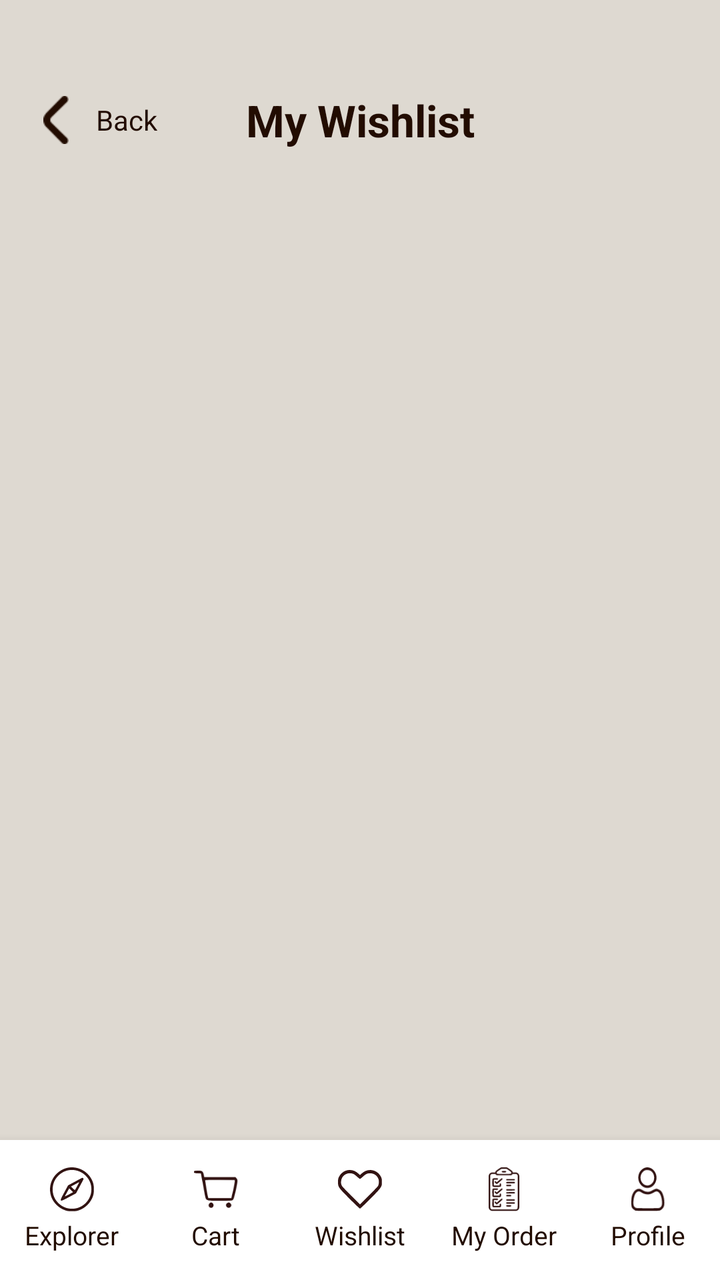
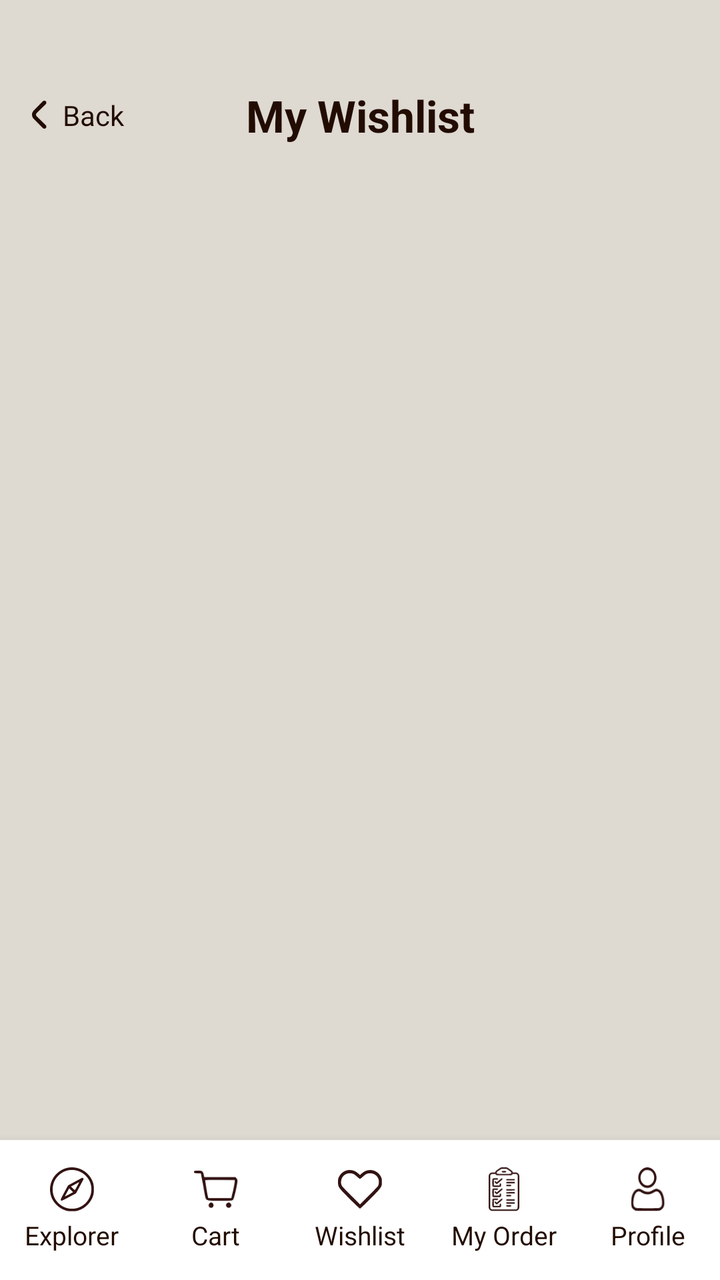

Screens rendered from an Android XML layout before and after an edit, with the pre-edit source and the edit as a unified diff.
<!-- AndroidManifest.xml: application theme Theme.Project239 -->
<!-- res/layout/activity_wishlist.xml -->
<?xml version="1.0" encoding="utf-8"?>
<androidx.constraintlayout.widget.ConstraintLayout xmlns:android="http://schemas.android.com/apk/res/android"
    xmlns:app="http://schemas.android.com/apk/res-auto"
    xmlns:tools="http://schemas.android.com/tools"
    android:id="@+id/main"
    android:layout_width="match_parent"
    android:layout_height="match_parent"
    android:background="@color/lightCream"
    tools:context=".activity.WishlistActivity">

    <LinearLayout
        android:id="@+id/backBtn"
        android:layout_width="wrap_content"
        android:layout_height="wrap_content"
        android:layout_marginStart="16dp"
        android:layout_marginTop="48dp"
        android:gravity="center_vertical"
        android:orientation="horizontal"
        app:layout_constraintStart_toStartOf="parent"
        app:layout_constraintTop_toTopOf="parent">

        <ImageView
            android:layout_width="24dp"
            android:layout_height="24dp"
            app:srcCompat="@drawable/back" />

        <TextView
            android:layout_width="wrap_content"
            android:layout_height="wrap_content"
            android:layout_marginStart="8dp"
            android:text="Back"
            android:textColor="@color/darkBrown" />
    </LinearLayout>

    <TextView
        android:id="@+id/titleTxt"
        android:layout_width="wrap_content"
        android:layout_height="wrap_content"
        android:text="My Wishlist"
        android:textColor="@color/darkBrown"
        android:textSize="22sp"
        android:textStyle="bold"
        app:layout_constraintBottom_toBottomOf="@id/backBtn"
        app:layout_constraintEnd_toEndOf="parent"
        app:layout_constraintStart_toStartOf="parent"
        app:layout_constraintTop_toTopOf="@id/backBtn" />

    <TextView
        android:id="@+id/emptyTxt"
        android:layout_width="wrap_content"
        android:layout_height="wrap_content"
        android:text="Your Wishlist is Empty"
        android:textColor="@color/darkBrown"
        android:textSize="18sp"
        android:visibility="gone"
        app:layout_constraintBottom_toTopOf="@id/bottomMenu"
        app:layout_constraintEnd_toEndOf="parent"
        app:layout_constraintStart_toStartOf="parent"
        app:layout_constraintTop_toBottomOf="@id/backBtn" />

    <androidx.recyclerview.widget.RecyclerView
        android:id="@+id/wishlistView"
        android:layout_width="match_parent"
        android:layout_height="0dp"
        android:layout_marginTop="16dp"
        android:clipToPadding="false"
        android:paddingBottom="16dp"
        app:layout_constraintBottom_toTopOf="@id/bottomMenu"
        app:layout_constraintEnd_toEndOf="parent"
        app:layout_constraintStart_toStartOf="parent"
        app:layout_constraintTop_toBottomOf="@id/backBtn" />

    <include
        android:id="@+id/bottomMenu"
        layout="@layout/layout_bottom_menu"
        android:layout_width="match_parent"
        android:layout_height="70dp"
        app:layout_constraintBottom_toBottomOf="parent"
        app:layout_constraintEnd_toEndOf="parent"
        app:layout_constraintStart_toStartOf="parent" />

</androidx.constraintlayout.widget.ConstraintLayout>
<!-- res/layout/layout_bottom_menu.xml (included above) -->
<?xml version="1.0" encoding="utf-8"?>
<LinearLayout xmlns:android="http://schemas.android.com/apk/res/android"
    xmlns:app="http://schemas.android.com/apk/res-auto"
    android:id="@+id/bottomMenuContainer"
    android:layout_width="match_parent"
    android:layout_height="70dp"
    android:layout_gravity="bottom"
    android:background="@color/white"
    android:elevation="8dp"
    android:gravity="center_vertical"
    android:orientation="horizontal"
    android:paddingTop="6dp"
    android:paddingBottom="6dp">

    
    <LinearLayout
        android:id="@+id/explorerBtn"
        android:layout_width="0dp"
        android:layout_height="match_parent"
        android:layout_weight="1"
        android:clickable="true"
        android:focusable="true"
        android:gravity="center"
        android:orientation="vertical">

        <ImageView
            android:layout_width="22dp"
            android:layout_height="22dp"
            app:srcCompat="@drawable/btn_1" />

        <TextView
            android:id="@+id/explorerTxt"
            android:layout_width="wrap_content"
            android:layout_height="wrap_content"
            android:layout_marginTop="3dp"
            android:text="@string/explorer"
            android:textColor="@color/darkBrown"
            android:textSize="13sp" />
    </LinearLayout>

    
    <LinearLayout
        android:id="@+id/cartBtn"
        android:layout_width="0dp"
        android:layout_height="match_parent"
        android:layout_weight="1"
        android:clickable="true"
        android:focusable="true"
        android:gravity="center"
        android:orientation="vertical">

        <ImageView
            android:layout_width="22dp"
            android:layout_height="22dp"
            app:srcCompat="@drawable/btn_2" />

        <TextView
            android:id="@+id/cartTxt"
            android:layout_width="wrap_content"
            android:layout_height="wrap_content"
            android:layout_marginTop="3dp"
            android:text="@string/cart"
            android:textColor="@color/darkBrown"
            android:textSize="13sp" />
    </LinearLayout>

    
    <LinearLayout
        android:id="@+id/wishlistBtn"
        android:layout_width="0dp"
        android:layout_height="match_parent"
        android:layout_weight="1"
        android:clickable="true"
        android:focusable="true"
        android:gravity="center"
        android:orientation="vertical">

        <ImageView
            android:layout_width="22dp"
            android:layout_height="22dp"
            app:srcCompat="@drawable/btn_3" />

        <TextView
            android:id="@+id/wishlistTxt"
            android:layout_width="wrap_content"
            android:layout_height="wrap_content"
            android:layout_marginTop="3dp"
            android:text="@string/wishlist"
            android:textColor="@color/darkBrown"
            android:textSize="13sp" />
    </LinearLayout>

    
    <LinearLayout
        android:id="@+id/myOrderBtn"
        android:layout_width="0dp"
        android:layout_height="match_parent"
        android:layout_weight="1"
        android:clickable="true"
        android:focusable="true"
        android:gravity="center"
        android:orientation="vertical">

        <ImageView
            android:layout_width="22dp"
            android:layout_height="22dp"
            app:srcCompat="@drawable/btn_4" />

        <TextView
            android:id="@+id/myOrderTxt"
            android:layout_width="wrap_content"
            android:layout_height="wrap_content"
            android:layout_marginTop="3dp"
            android:text="@string/my_order"
            android:textColor="@color/darkBrown"
            android:textSize="13sp" />
    </LinearLayout>

    
    <LinearLayout
        android:id="@+id/profileBtn"
        android:layout_width="0dp"
        android:layout_height="match_parent"
        android:layout_weight="1"
        android:clickable="true"
        android:focusable="true"
        android:gravity="center"
        android:orientation="vertical">

        <ImageView
            android:layout_width="22dp"
            android:layout_height="22dp"
            app:srcCompat="@drawable/btn_5" />

        <TextView
            android:id="@+id/profileTxt"
            android:layout_width="wrap_content"
            android:layout_height="wrap_content"
            android:layout_marginTop="3dp"
            android:text="@string/profile"
            android:textColor="@color/darkBrown"
            android:textSize="13sp" />
    </LinearLayout>
</LinearLayout>
<!-- resources referenced by this layout -->
<resources>
  <color name="darkBrown">#220c01</color>
  <color name="lightCream">#ded9d1</color>
  <color name="white">#FFFFFFFF</color>
  <!-- drawable back: png bitmap (drawable-hdpi, 279 bytes) -->
  <!-- drawable btn_1: png bitmap (drawable-hdpi, 1124 bytes) -->
  <!-- drawable btn_2: png bitmap (drawable-hdpi, 802 bytes) -->
  <!-- drawable btn_3: png bitmap (drawable-hdpi, 726 bytes) -->
  <!-- drawable btn_4: png bitmap (drawable-hdpi, 1046 bytes) -->
  <!-- drawable btn_5: png bitmap (drawable-hdpi, 883 bytes) -->
  <string name="cart">Cart</string>
  <string name="explorer">Explorer</string>
  <string name="my_order">My Order</string>
  <string name="profile">Profile</string>
  <string name="wishlist">Wishlist</string>
  <style name="Theme.Project239" parent="Base.Theme.Project239" />
  <style name="Base.Theme.Project239" parent="Theme.Material3.DayNight.NoActionBar">
          
          
      </style>
</resources>

<!-- the commit's change to res/layout/activity_wishlist.xml (unified diff, before → after) -->
@@ -14,14 +14,14 @@
         android:layout_height="wrap_content"
         android:layout_marginStart="16dp"
         android:layout_marginTop="48dp"
-        android:gravity="center_vertical"
         android:orientation="horizontal"
         app:layout_constraintStart_toStartOf="parent"
         app:layout_constraintTop_toTopOf="parent">
 
         <ImageView
-            android:layout_width="24dp"
-            android:layout_height="24dp"
+            android:layout_width="wrap_content"
+            android:layout_height="wrap_content"
+            android:layout_gravity="center"
             app:srcCompat="@drawable/back" />
 
         <TextView
